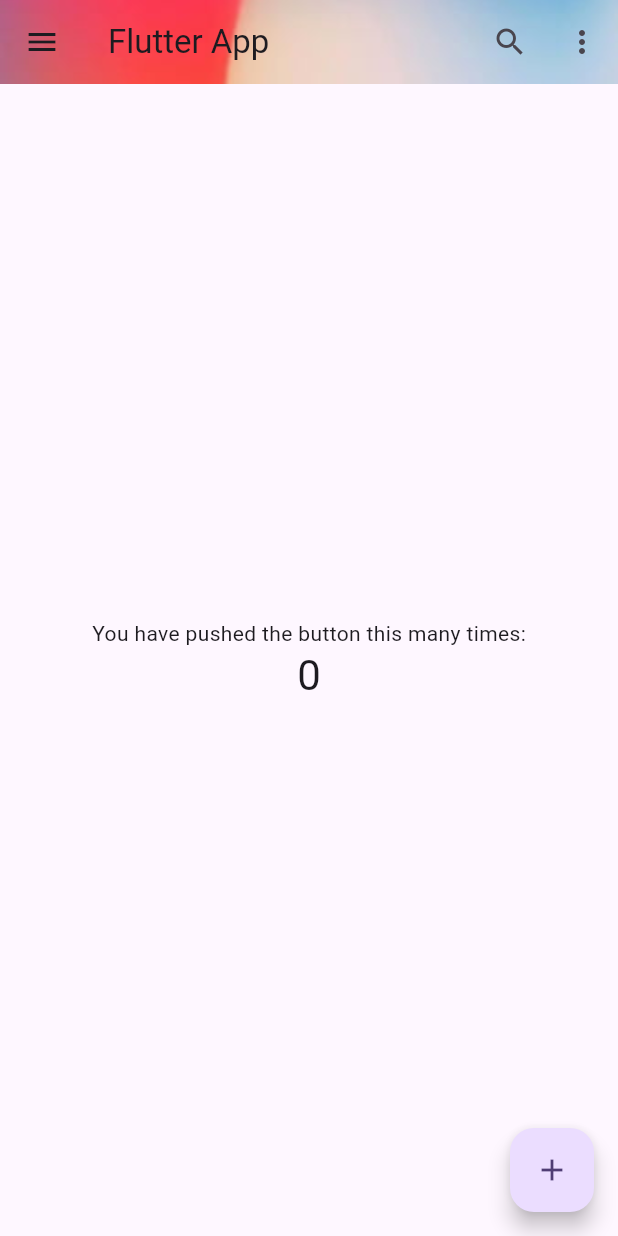
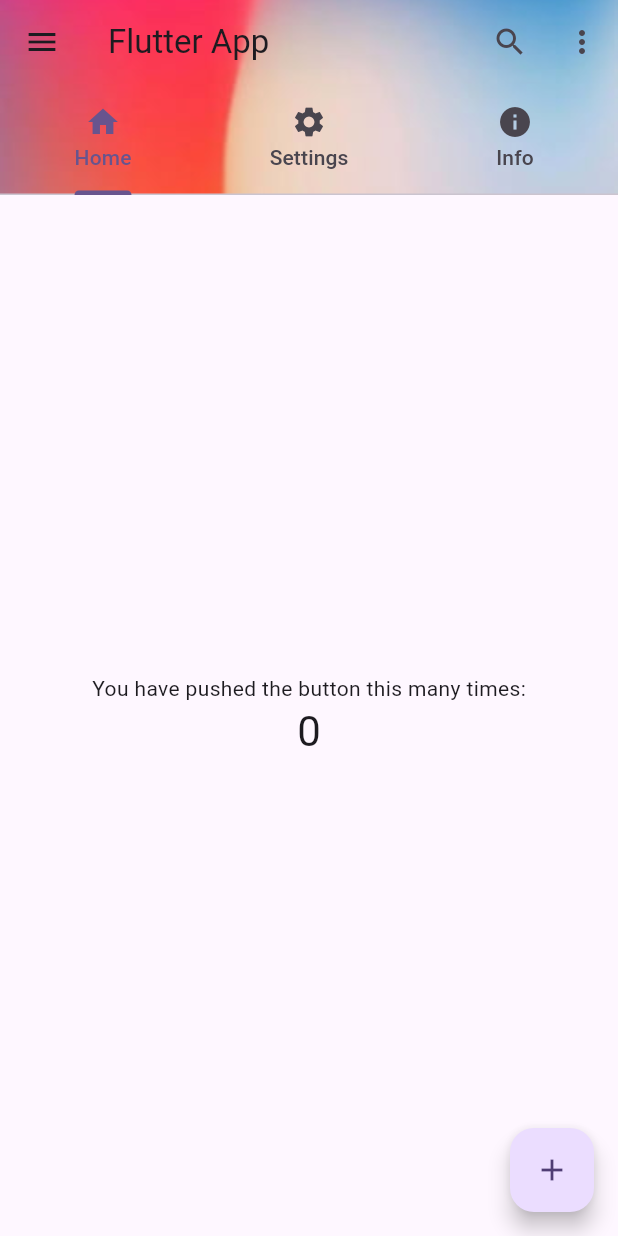
Before and after one commit to KaveeRanathunga/Flutter_app, a Flutter app: the screen it shows after launch, on a phone screen of 412 x 824 dp. Run offline on Flutter 3.47's test engine with Material 3 defaults, Android fonts, the phone set to English and light mode, and no system bars; our stand-ins replace device_preview.

Commit message:
some fetures of app bar

```diff
--- a/lib/main.dart
+++ b/lib/main.dart
@@ -21,12 +21,12 @@ class MyApp extends StatelessWidget {
   @override
   Widget build(BuildContext context) {
     return MaterialApp(
+      //debugShowCheckedModeBanner: false,
       locale: DevicePreview.locale(context), // Use the locale from DevicePreview
       //debugShowCheckedModeBanner: false,
       title: 'Flutter Demo',
       builder: DevicePreview.appBuilder,
       theme: ThemeData(
-
         colorScheme: ColorScheme.fromSeed(seedColor: Colors.deepPurple),
       ),
       home: const MyHomePage(title: 'Flutter Demo Home Page'),
@@ -36,15 +36,6 @@ class MyApp extends StatelessWidget {
 
 class MyHomePage extends StatefulWidget {
   const MyHomePage({super.key, required this.title});
-
-  // This widget is the home page of your application. It is stateful, meaning
-  // that it has a State object (defined below) that contains fields that affect
-  // how it looks.
-
-  // This class is the configuration for the state. It holds the values (in this
-  // case the title) provided by the parent (in this case the App widget) and
-  // used by the build method of the State. Fields in a Widget subclass are
-  // always marked "final".
 
   final String title;
 
@@ -60,11 +51,6 @@ class _MyHomePageState extends State<MyHomePage> {
 
   void _incrementCounter() {
     setState(() {
-      // This call to setState tells the Flutter framework that something has
-      // changed in this State, which causes it to rerun the build method below
-      // so that the display can reflect the updated values. If we changed
-      // _counter without calling setState(), then the build method would not be
-      // called again, and so nothing would appear to happen.
       _counter++;
     });
   }
@@ -74,20 +60,16 @@ class _MyHomePageState extends State<MyHomePage> {
 
   @override
   Widget build(BuildContext context) {
-    // This method is rerun every time setState is called, for instance as done
-    // by the _incrementCounter method above.
-    //
-    // The Flutter framework has been optimized to make rerunning build methods
-    // fast, so that you can just rebuild anything that needs updating rather
-    // than having to individually change instances of widgets.
 
 
     return SafeArea(
+
+      child: DefaultTabController(
+
+        length: 3,
         child: Scaffold(
         appBar: AppBar(
-
-
-          backgroundColor: Theme.of(context).colorScheme.inversePrimary,
+          //backgroundColor: Theme.of(context).colorScheme.inversePrimary,
 
           title: Text("Flutter App"),
           leading: IconButton(
@@ -114,30 +96,31 @@ class _MyHomePageState extends State<MyHomePage> {
 
           ],
 
-           flexibleSpace: Image.asset("assets/appbar.jpg", // Use the image from assets
-                                      fit : BoxFit.cover) // Ensure the image covers the app bar
+          flexibleSpace: Container(
+            decoration: BoxDecoration(
+              image: DecorationImage(
+                image: AssetImage("assets/appbar.jpg"),
+                fit: BoxFit.cover,
+              ),
+            ),
+          ),
+          bottom: TabBar(
+            tabs: [
+              Tab(icon: Icon(Icons.home), text: 'Home'),
+              Tab(icon: Icon(Icons.settings), text: 'Settings'),
+              Tab(icon: Icon(Icons.info), text: 'Info'),
+            ],
+          ),
+          elevation: 22.0, // Set elevation for the AppBar
+          //backgroundColor: Colors.deepPurple, // Set background color for the AppBar
 
         ),
 
-
-
-        body: Center(
-          // Center is a layout widget. It takes a single child and positions it
-          // in the middle of the parent.
+        body: TabBarView(
+          children: [
+            // Home Tab Content
+            Center(
               child: Column(
-            // Column is also a layout widget. It takes a list of children and
-            // arranges them vertically. By default, it sizes itself to fit its
-            // children horizontally, and tries to be as tall as its parent.
-            //
-            // Column has various properties to control how it sizes itself and
-            // how it positions its children. Here we use mainAxisAlignment to
-            // center the children vertically; the main axis here is the vertical
-            // axis because Columns are vertical (the cross axis would be
-            // horizontal).
-            //
-            // TRY THIS: Invoke "debug painting" (choose the "Toggle Debug Paint"
-            // action in the IDE, or press "p" in the console), to see the
-            // wireframe for each widget.
                 mainAxisAlignment: MainAxisAlignment.center,
                 children: <Widget>[
                   const Text('You have pushed the button this many times:'),
@@ -151,12 +134,38 @@ class _MyHomePageState extends State<MyHomePage> {
 
 
 
+            // Settings Tab Content
+            Center(
+              child: Column(
+                mainAxisAlignment: MainAxisAlignment.center,
+                children: [
+                  Icon(Icons.settings, size: 100, color: Colors.grey),
+                  Text('Settings Page', style: Theme.of(context).textTheme.headlineMedium),
+                ],
+              ),
+            ),
+
+
+            // Info Tab Content
+            Center(
+              child: Column(
+                mainAxisAlignment: MainAxisAlignment.center,
+                children: [
+                  Icon(Icons.info, size: 100, color: Colors.blue),
+                  Text('Info Page', style: Theme.of(context).textTheme.headlineMedium),
+                ],
+              ),
+            ),
+          ],
+        ),
+
         floatingActionButton: FloatingActionButton(
           onPressed: _incrementCounter,
           tooltip: 'Increment',
           child: const Icon(Icons.add),
         ), // This trailing comma makes auto-formatting nicer for build methods.
         ),
+      ),
     );
   }
 }
```
Also changed, not shown: 1 other file. Lines whose indentation alone changed are shown as unchanged.
